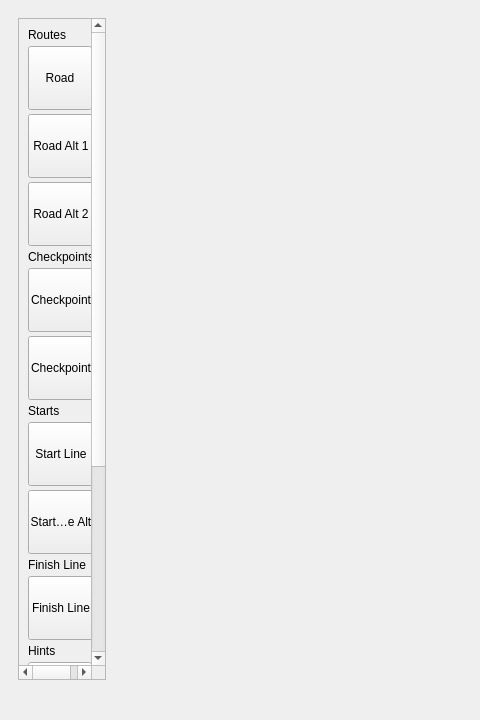
Old version of the form editor/EditorGame.ui in the repository Manupenalva/need-for-speed-cpp; both pictures show x 0 to 480 and y 0 to 720 of the 1280 by 720 pixel window.
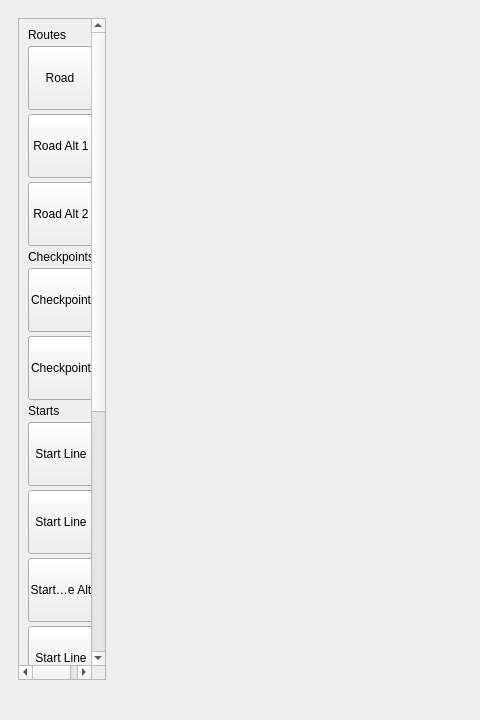
New version of the form. The open tabs and pages were chosen to show the change. Icons and pictures are not drawn. Custom widgets are drawn as their Qt base class.

Commit message: Agrego rotacion al inicio

Diff of the .ui file:
```diff
--- a/editor/EditorGame.ui
+++ b/editor/EditorGame.ui
@@ -94,9 +94,9 @@
              <property name="geometry">
               <rect>
                <x>0</x>
-               <y>-132</y>
+               <y>0</y>
                <width>101</width>
-               <height>940</height>
+               <height>1076</height>
               </rect>
              </property>
              <layout class="QVBoxLayout" name="vboxTools">
@@ -267,7 +267,30 @@
                 </property>
                 <property name="icon">
                  <iconset>
-                  <normaloff>../editor/imgs/start.png</normaloff>../editor/imgs/start.png</iconset>
+                  <normaloff>:/imgs/start.png</normaloff>:/imgs/start.png</iconset>
+                </property>
+                <property name="iconSize">
+                 <size>
+                  <width>48</width>
+                  <height>48</height>
+                 </size>
+                </property>
+               </widget>
+              </item>
+              <item>
+               <widget class="QToolButton" name="toolStartUp">
+                <property name="minimumSize">
+                 <size>
+                  <width>64</width>
+                  <height>64</height>
+                 </size>
+                </property>
+                <property name="text">
+                 <string>Start Line</string>
+                </property>
+                <property name="icon">
+                 <iconset>
+                  <normaloff>:/imgs/start.png</normaloff>:/imgs/start.png</iconset>
                 </property>
                 <property name="iconSize">
                  <size>
@@ -306,6 +329,32 @@
                 </property>
                </widget>
               </item>
+              <item>
+               <widget class="QToolButton" name="toolStartRight">
+                <property name="minimumSize">
+                 <size>
+                  <width>64</width>
+                  <height>64</height>
+                 </size>
+                </property>
+                <property name="text">
+                 <string>Start Line</string>
+                </property>
+                <property name="icon">
+                 <iconset>
+                  <normaloff>:/imgs/start2.png</normaloff>:/imgs/start2.png</iconset>
+                </property>
+                <property name="iconSize">
+                 <size>
+                  <width>48</width>
+                  <height>48</height>
+                 </size>
+                </property>
+                <property name="autoRaise">
+                 <bool>false</bool>
+                </property>
+               </widget>
+              </item>
               <item>
                <widget class="QLabel" name="label_4">
                 <property name="text">
```
Left out of the diff: 26 changed lines with no effect on the pictures. The commit also changes 2 other files.
